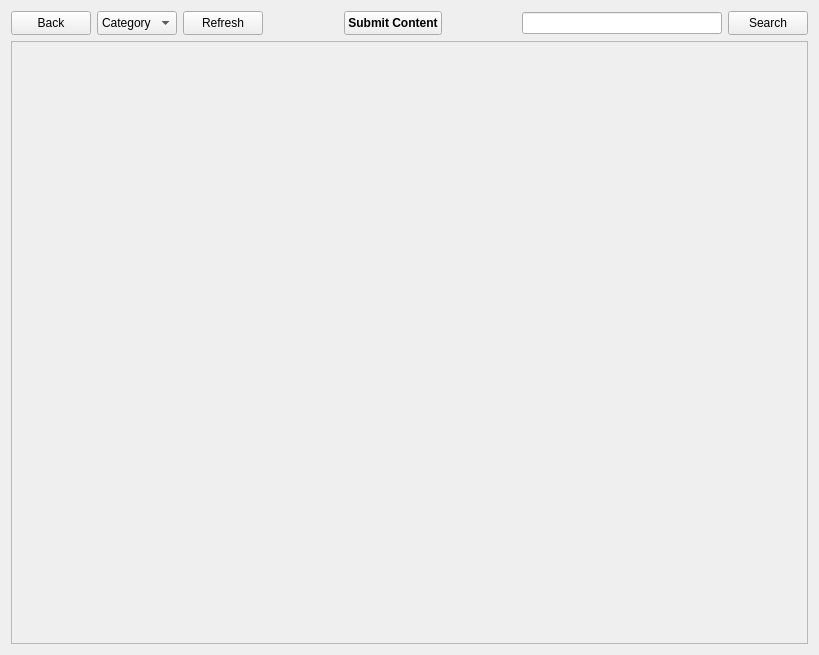
WorksAhead/Base, file BaseClient/Source/PageContentWidget.ui: the form before one commit.
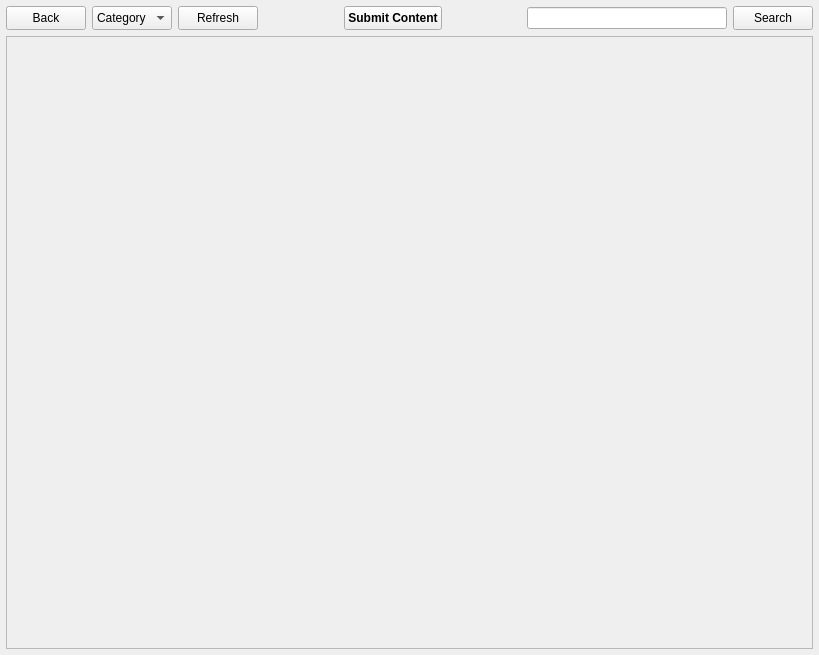
The form after the commit. Icons and pictures are not drawn.

What changed in the file:
```diff
--- a/BaseClient/Source/PageContentWidget.ui
+++ b/BaseClient/Source/PageContentWidget.ui
@@ -11,8 +11,38 @@
    </rect>
   </property>
   <layout class="QVBoxLayout" name="verticalLayout">
+   <property name="spacing">
+    <number>6</number>
+   </property>
+   <property name="leftMargin">
+    <number>6</number>
+   </property>
+   <property name="topMargin">
+    <number>6</number>
+   </property>
+   <property name="rightMargin">
+    <number>6</number>
+   </property>
+   <property name="bottomMargin">
+    <number>6</number>
+   </property>
    <item>
     <layout class="QHBoxLayout" name="horizontalLayout" stretch="0,0,0,1,0,1,1,0">
+     <property name="spacing">
+      <number>6</number>
+     </property>
+     <property name="leftMargin">
+      <number>0</number>
+     </property>
+     <property name="topMargin">
+      <number>0</number>
+     </property>
+     <property name="rightMargin">
+      <number>0</number>
+     </property>
+     <property name="bottomMargin">
+      <number>0</number>
+     </property>
      <item>
       <widget class="QPushButton" name="backButton">
        <property name="enabled">
@@ -205,8 +235,8 @@
            <rect>
             <x>0</x>
             <y>0</y>
-            <width>799</width>
-            <height>603</height>
+            <width>805</width>
+            <height>609</height>
            </rect>
           </property>
          </widget>
```
